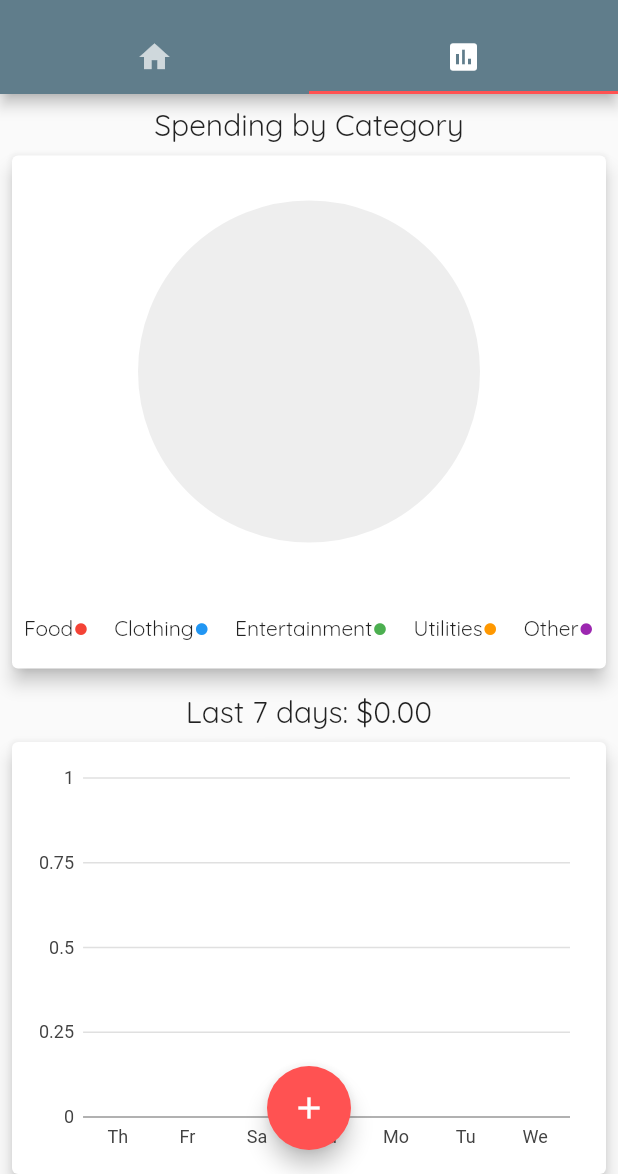
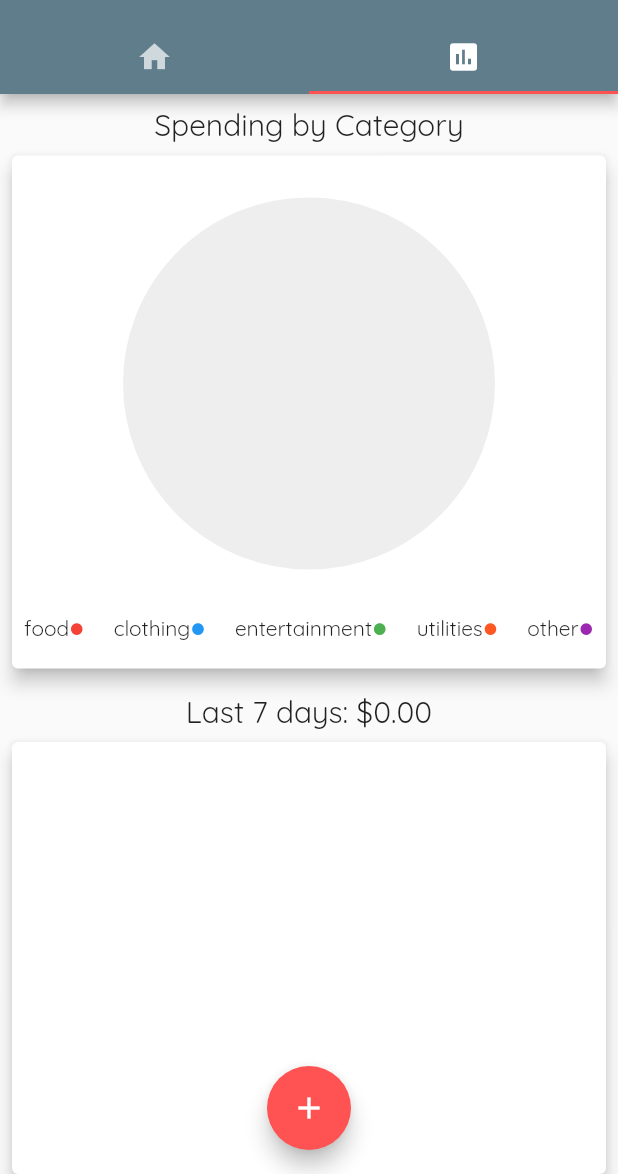
Before and after one commit to Balintataw/bilihin, a Flutter app: the screen it shows after launch, tab 2 chosen, on a phone screen of 412 x 824 dp, the part 62-1236 px from its top. Run offline on Flutter 3.47's test engine with Material 2 defaults, Android fonts, the phone set to English and light mode, and no system bars; our stand-ins replace charts_flutter, flutter_redux, redux, redux_thunk, shared_preferences, sticky_headers.

Commit message:
Created dynamic colors for pie chart based on category

```diff
--- a/lib/models/app_colors.dart
+++ /dev/null
@@ -1,48 +0,0 @@
-import 'package:flutter/material.dart';
-
-class AppColors {
-  AppColors(this.color, this.name);
-  final Color color;
-  final String name;
-
-  static Color find(String color) {
-          switch (color) {
-            case "red":
-              {
-                return Colors.red;
-              }
-            case "blue":
-              {
-                return Colors.blue;
-              }
-            case "green":
-              {
-                return Colors.green;
-              }
-            case "purple":
-              {
-                return Colors.purple;
-              }
-            case "grey":
-              {
-                return Colors.grey;
-              }
-            case "orange":
-              {
-                return Colors.orange;
-              }
-
-            default:
-              {
-                return Colors.black;
-              }
-          }
-  //    AppColors(null, 'Clear'),
-  //    AppColors(Colors.orange, 'Orange'),
-  //    AppColors(Colors.red, 'Red'),
-  //    AppColors(Colors.green, 'Green'),
-  //    AppColors(Colors.purple, 'Purple'),
-  //    AppColors(Colors.grey, 'Grey'),
-  // ];
-  }
-}
--- a/lib/models/bar_chart_data.dart
+++ b/lib/models/bar_chart_data.dart
@@ -1,8 +1,45 @@
+import 'package:charts_flutter/flutter.dart' as charts;
+import 'package:flutter/material.dart';
+
+class ColorTypes {
+  final Color color;
+  final charts.MaterialPalette chartcolor;
+
+  ColorTypes(this.color, this.chartcolor);
+}
+
 class BarChartData {
   final String day;
   final double amount;
   final String category;
-  final String color;
+  final dynamic color;
 
   BarChartData(this.day, this.amount, {this.category, this.color});
+
+  static colorFromCategory(String category) {
+    print('Category $category');
+    switch (category) {
+      case 'food':
+        {
+          return charts.MaterialPalette.red.shadeDefault;
+        }
+      case 'clothing':
+        {
+          return charts.MaterialPalette.blue.shadeDefault;
+        }
+      case 'entertainment':
+        {
+          return charts.MaterialPalette.green.shadeDefault;
+        }
+      case 'utilities':
+        {
+          return charts.MaterialPalette.deepOrange.shadeDefault;
+        }
+
+      default:
+        {
+          return charts.MaterialPalette.purple.shadeDefault;
+        }
+    }
+  }
 }
--- a/lib/models/category_type.dart
+++ b/lib/models/category_type.dart
@@ -1,16 +1,18 @@
+import 'package:flutter/material.dart';
+
 class CategoryType {
   String name;
-  String color;
+  Color color;
 
   CategoryType(this.name, this.color);
 
   static List<CategoryType> getTypes() {
     return <CategoryType>[
-      CategoryType('Food', 'red'),
-      CategoryType('Clothing', 'blue'),
-      CategoryType('Entertainment', 'green'),
-      CategoryType('Utilities', 'orange'),
-      CategoryType('Other', 'purple'),
+      CategoryType('food', Colors.red),
+      CategoryType('clothing', Colors.blue),
+      CategoryType('entertainment', Colors.green),
+      CategoryType('utilities', Colors.deepOrange),
+      CategoryType('other', Colors.purple),
     ];
   }
 }
--- a/lib/selectors/selectors.dart
+++ b/lib/selectors/selectors.dart
@@ -78,7 +78,7 @@ List<BarChartData> transactionCategoriesByMonth(AppState state) {
     result.add(BarChartData(
       _categories[i].name,
       totalCategoryExpenditure,
-      color: i.toString()
+      color: BarChartData.colorFromCategory(_categories[i].name)
     ));
   }
   return result;
--- a/lib/widgets/category_dropdown.dart
+++ b/lib/widgets/category_dropdown.dart
@@ -14,12 +14,10 @@ class CategoryDropdown extends StatefulWidget {
 class _CategoryDropdownState extends State<CategoryDropdown> {
   List<CategoryType> _expenseTypes = CategoryType.getTypes();
   List<DropdownMenuItem<CategoryType>> _dropdownMenuItems;
-  CategoryType _selectedCategoryType;
 
   @override
   void initState() {
     _dropdownMenuItems = buildDropdownMenuItems(_expenseTypes);
-    _selectedCategoryType = _dropdownMenuItems[0].value;
     super.initState();
   }
 
@@ -32,9 +30,6 @@ class _CategoryDropdownState extends State<CategoryDropdown> {
   }
 
   handleDropdownMenuItemChange(item) {
-    // setState(() {
-    //   _selectedCategoryType = item;
-    // });
     widget.onSelect(item);
   }
 
--- a/lib/widgets/chart.dart
+++ b/lib/widgets/chart.dart
@@ -1,11 +1,10 @@
-import 'package:expenseTracker/models/app_colors.dart';
-import 'package:expenseTracker/models/category_type.dart';
-import 'package:expenseTracker/widgets/chart__pie_chart.dart';
 import 'package:flutter/material.dart';
 import 'package:flutter_redux/flutter_redux.dart';
 import 'package:expenseTracker/models/app_state.dart';
+import 'package:expenseTracker/models/category_type.dart';
+import 'package:expenseTracker/widgets/chart__pie_chart.dart';
+import 'package:expenseTracker/widgets/chart__bar_chart.dart';
 import 'package:expenseTracker/selectors/selectors.dart';
-import 'package:expenseTracker/widgets/chart__bar_chart.dart';
 
 class Chart extends StatelessWidget {
   @override
@@ -31,16 +30,15 @@ class Chart extends StatelessWidget {
                 Card(
                   elevation: 5,
                   margin: EdgeInsets.all(8),
+                  child: Padding(
+                    padding: const EdgeInsets.all(8.0),
                     child: Column(
                       children: <Widget>[
                         Container(
                           height: cardHeight,
-                        padding: EdgeInsets.all(10),
                           child: SimplePieChart.withMonthData(state)
                         ),
-                      Container(
-                        padding: EdgeInsets.all(8),
-                        child: Row(
+                        Row(
                           mainAxisAlignment: MainAxisAlignment.spaceBetween,
                           children: CategoryType.getTypes().map((e) {
                             return Row(
@@ -49,16 +47,16 @@ class Chart extends StatelessWidget {
                                 Text(
                                   '\u2022',
                                   style: TextStyle(
-                                      color: AppColors.find(e.color),
+                                    color: e.color,
                                     fontSize: 30
                                   )
                                 ),
                               ],
                             );
                           }).toList()
-                        )
                         ),
                       ],
+                    ),
                   ),
                 ),
                 Padding(
--- a/lib/widgets/chart__bar_chart.dart
+++ b/lib/widgets/chart__bar_chart.dart
@@ -32,24 +32,40 @@ class SimpleBarChart extends StatelessWidget {
 
   @override
   Widget build(BuildContext context) {
+    final lineColor = charts.MaterialPalette.white;
+
     return new charts.BarChart(
       seriesList,
       animate: animate,
-      /// Assign a custom style for the measure axis.
-      ///
-      /// The NoneRenderSpec can still draw an axis line with
-      /// showAxisLine=true.
-      // primaryMeasureAxis:
-      //     new charts.NumericAxisSpec(renderSpec: new charts.NoneRenderSpec()),
+      primaryMeasureAxis: new charts.NumericAxisSpec(
+        renderSpec: new charts.GridlineRendererSpec(
+            // Tick and Label styling here.
+          labelStyle: new charts.TextStyleSpec(
+            fontSize: 18, // size in Pts.
+            color: lineColor
+          ),
 
-      /// This is an OrdinalAxisSpec to match up with BarChart's default
-      /// ordinal domain axis (use NumericAxisSpec or DateTimeAxisSpec for
-      /// other charts).
+          // Change the line colors to match text color.
+          lineStyle: new charts.LineStyleSpec(
+            color: lineColor
+          )
+        )
+      ),
       domainAxis: new charts.OrdinalAxisSpec(
         // Make sure that we draw the domain axis line.
         showAxisLine: true,
-        // But don't draw anything else.
-        renderSpec: !showBaseline ? new charts.NoneRenderSpec() : null
+        // But draw axis based on showBaseline flag.
+        renderSpec: !showBaseline ? new charts.NoneRenderSpec() : new charts.SmallTickRendererSpec(
+            // Tick and Label styling here.
+          labelStyle: new charts.TextStyleSpec(
+            fontSize: 18,
+            color: lineColor
+          ),
+          // Change the line colors to match text color.
+          lineStyle: new charts.LineStyleSpec(
+            color: lineColor
+          )
+        ),
       ),
       // With a spark chart we likely don't want large chart margins.
       // 1px is the smallest we can make each margin.
@@ -59,7 +75,6 @@ class SimpleBarChart extends StatelessWidget {
       //     rightMarginSpec: new charts.MarginSpec.fixedPixel(0),
       //     bottomMarginSpec: new charts.MarginSpec.fixedPixel(0)),
     );
-    // );
   }
 
   static List<charts.Series<BarChartData, String>> _createWeekData(AppState state) {
--- a/lib/widgets/chart__pie_chart.dart
+++ b/lib/widgets/chart__pie_chart.dart
@@ -1,8 +1,8 @@
+import 'package:flutter/material.dart';
 import 'package:charts_flutter/flutter.dart' as charts;
 import 'package:expenseTracker/models/app_state.dart';
 import 'package:expenseTracker/models/bar_chart_data.dart';
 import 'package:expenseTracker/selectors/selectors.dart';
-import 'package:flutter/material.dart';
 
 class SimplePieChart extends StatelessWidget {
   final List<charts.Series> seriesList;
@@ -10,21 +10,12 @@ class SimplePieChart extends StatelessWidget {
 
   SimplePieChart(this.seriesList, {this.animate});
 
-  /// Creates a [PieChart] with sample data and no transition.
-  // factory SimplePieChart.withSampleData() {
-  //   return new SimplePieChart(
-  //     _createSampleData(),
-  //     // Disable animations for image tests.
-  //     animate: false,
-  //   );
-  // }
   factory SimplePieChart.withMonthData(AppState state) {
     return SimplePieChart(
       _createMonthData(state),
-      animate: true
+      animate: true,
     );
   }
-
 
   @override
   Widget build(BuildContext context) {
@@ -33,77 +24,17 @@ class SimplePieChart extends StatelessWidget {
 
   static List<charts.Series<BarChartData, String>> _createMonthData(AppState state) {
     final data = transactionCategoriesByMonth(state);
-    final red = charts.MaterialPalette.red.makeShades(2);
-    final green = charts.MaterialPalette.green.makeShades(2);
-    final blue = charts.MaterialPalette.blue.makeShades(2);
 
     return [
       new charts.Series<BarChartData, String>(
         id: 'Category Month',
-        colorFn: (BarChartData transaction, __) {
-          switch (transaction.color) {
-            case "0":
-              {
-                return red[0];
-              }
-            case "1":
-              {
-                return blue[0];
-              }
-            case "2":
-              {
-                return green[0];
-              }
-            case "3":
-              {
-                return red[1];
-              }
-            case "4":
-              {
-                return blue[1];
-              }
-            case "5":
-              {
-                return green[1];
-              }
-
-            default:
-              {
-                return red[2];
-              }
-          }
-        },
-        // charts.MaterialPalette.green.shadeDefault,
+        colorFn: (BarChartData transaction, __) => transaction.color,
+        // colorFn: (BarChartData transaction, __) => BarChartData.colorFromCategory(transaction.category),
+        // colorFn: (BarChartData transaction, _) => charts.MaterialPalette.green.shadeDefault,
         domainFn: (BarChartData transaction, _) => transaction.day,
         measureFn: (BarChartData transaction, _) => transaction.amount,
         data: data,
       )
     ];
   }
-  /// Create one series with sample hard coded data.
-  // static List<charts.Series<LinearSales, int>> _createSampleData() {
-  //   final data = [
-  //     new LinearSales(0, 100),
-  //     new LinearSales(1, 75),
-  //     new LinearSales(2, 25),
-  //     new LinearSales(3, 5),
-  //   ];
-
-  //   return [
-  //     new charts.Series<LinearSales, int>(
-  //       id: 'Sales',
-  //       domainFn: (LinearSales sales, _) => sales.year,
-  //       measureFn: (LinearSales sales, _) => sales.sales,
-  //       data: data,
-  //     )
-  //   ];
-  // }
 }
-
-/// Sample linear data type.
-class LinearSales {
-  final int year;
-  final int sales;
-
-  LinearSales(this.year, this.sales);
-}
--- a/lib/widgets/home_page.dart
+++ b/lib/widgets/home_page.dart
@@ -1,5 +1,4 @@
 import 'package:expenseTracker/redux/actions/transaction_actions.dart';
-import 'package:expenseTracker/selectors/selectors.dart';
 import 'package:expenseTracker/widgets/settings.dart';
 import 'package:flutter/material.dart';
 import 'package:redux/redux.dart';
@@ -11,10 +10,8 @@ import 'package:expenseTracker/widgets/transaction_list.dart';
 
 class HomePage extends StatefulWidget {
   final Store<AppState> store;
-  // final void Function(Store<AppState> store) onInit;
 
   HomePage({this.store});
-  // HomePage({this.store, this.onInit});
 
   @override
   _HomePageState createState() => _HomePageState();
@@ -44,7 +41,6 @@ class _HomePageState extends State<HomePage> {
   @override
   Widget build(BuildContext context) {
     final isLandscape = MediaQuery.of(context).orientation == Orientation.landscape;
-    // final isIos = Platform.isIOS;
     final appBar = AppBar(
       title: Text('Bilihin'),
       actions: <Widget>[
--- a/lib/widgets/new_transaction.dart
+++ b/lib/widgets/new_transaction.dart
@@ -21,15 +21,15 @@ class NewTransaction extends StatefulWidget {
 
 class _NewTransactionState extends State<NewTransaction> {
   final _titleController = TextEditingController();
-  final _amountController = TextEditingController(text: '0.0');
+  final _amountController = TextEditingController();
   DateTime _selectedDate;
   CategoryType _selectedExpenseType;
 
-  @override
-  initState() {
-    // _selectedExpenseType =
-    // _selectedExpenseType = _dropdownMenuItems[0].value;
-  }
+  // @override
+  // initState() {
+  //   // _selectedExpenseType =
+  //   // _selectedExpenseType = _dropdownMenuItems[0].value;
+  // }
 
   onChangeDropdownItem(CategoryType selectedType) {
     setState(() {
@@ -39,9 +39,9 @@ class _NewTransactionState extends State<NewTransaction> {
 
   void _onSubmit() {
     final title = _titleController.text;
-    final amount = double.parse(_amountController.text);
+    final amount = double.tryParse(_amountController.text);
 
-    if(title.isEmpty || amount <= 0 || _selectedDate == null) return;
+    if(title.isEmpty || amount == null || _selectedDate == null) return;
 
     final newTx = Transaction(
       title: title,
```
Lines whose indentation alone changed are shown as unchanged.
